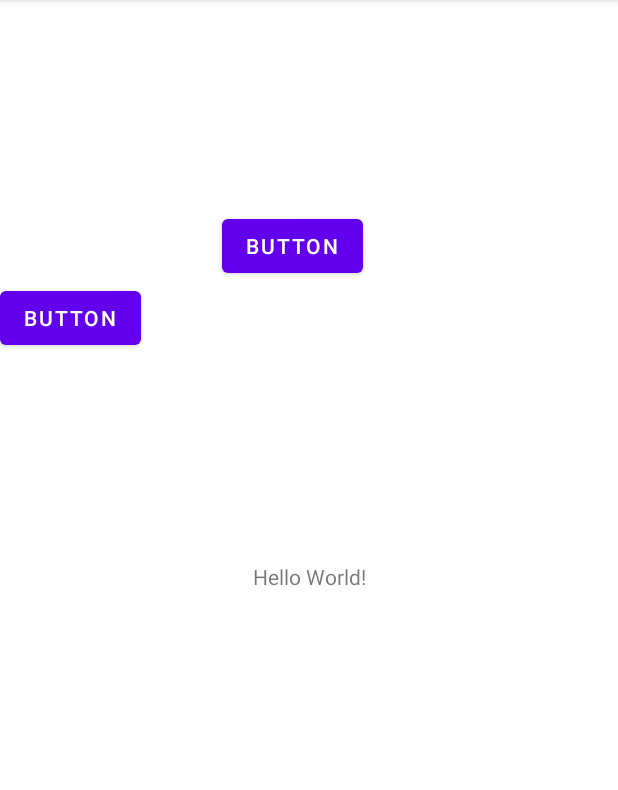
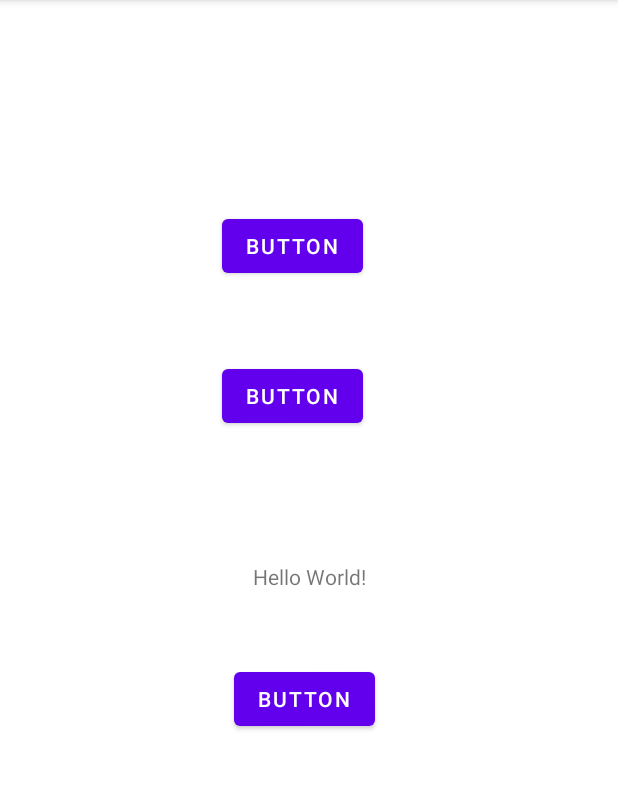
Before and after one commit to michal-rokaszewicz/Wheel_Of_Fortune, an Android app: the screen it shows after launch (MainActivity), on a phone screen of 412 x 824 dp, the part 84-874 px from its top. Run offline under Robolectric (Android 15) with nearby library versions, the phone set to English and light mode, and no system bars.

Commit message:
Trzeci przycisk

```diff
--- a/app/src/main/res/layout/activity_main.xml
+++ b/app/src/main/res/layout/activity_main.xml
@@ -7,6 +7,7 @@
     tools:context=".MainActivity">
 
     <TextView
+        android:id="@+id/textView"
         android:layout_width="wrap_content"
         android:layout_height="wrap_content"
         android:text="Hello World!"
@@ -29,8 +30,20 @@
         android:id="@+id/button2"
         android:layout_width="wrap_content"
         android:layout_height="wrap_content"
+        android:layout_marginStart="148dp"
+        android:layout_marginTop="52dp"
         android:text="Button"
         app:layout_constraintStart_toStartOf="parent"
         app:layout_constraintTop_toBottomOf="@+id/button" />
 
+    <Button
+        android:id="@+id/button3"
+        android:layout_width="wrap_content"
+        android:layout_height="wrap_content"
+        android:layout_marginStart="156dp"
+        android:layout_marginTop="48dp"
+        android:text="Button"
+        app:layout_constraintStart_toStartOf="parent"
+        app:layout_constraintTop_toBottomOf="@+id/textView" />
+
 </androidx.constraintlayout.widget.ConstraintLayout>
```
